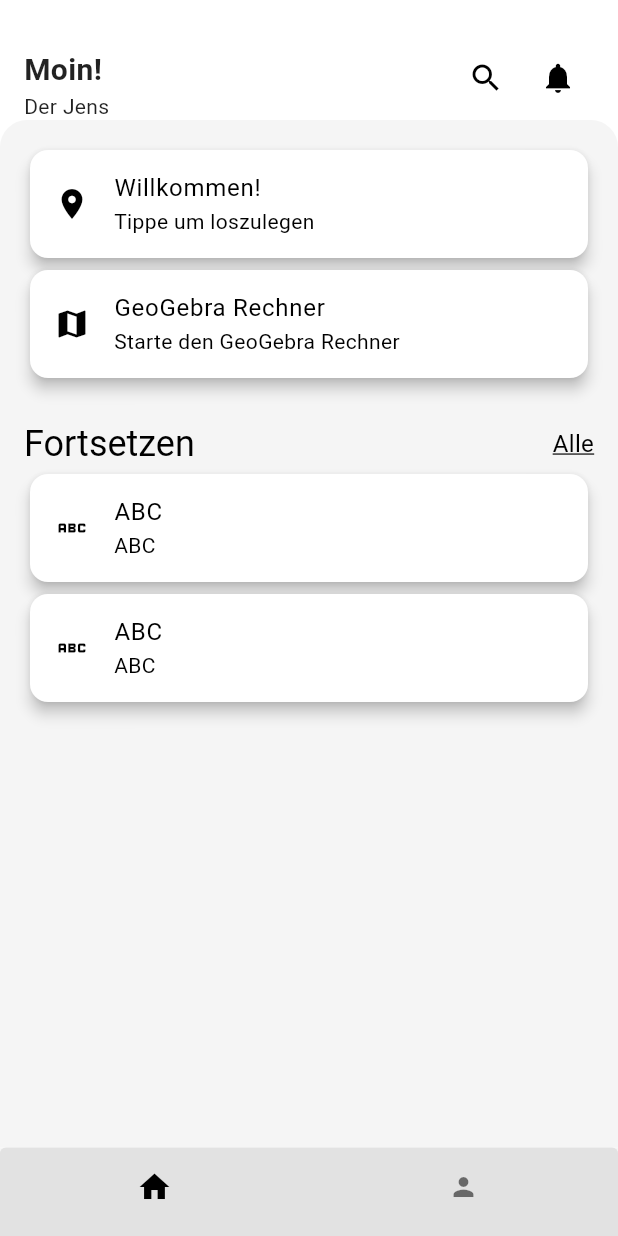
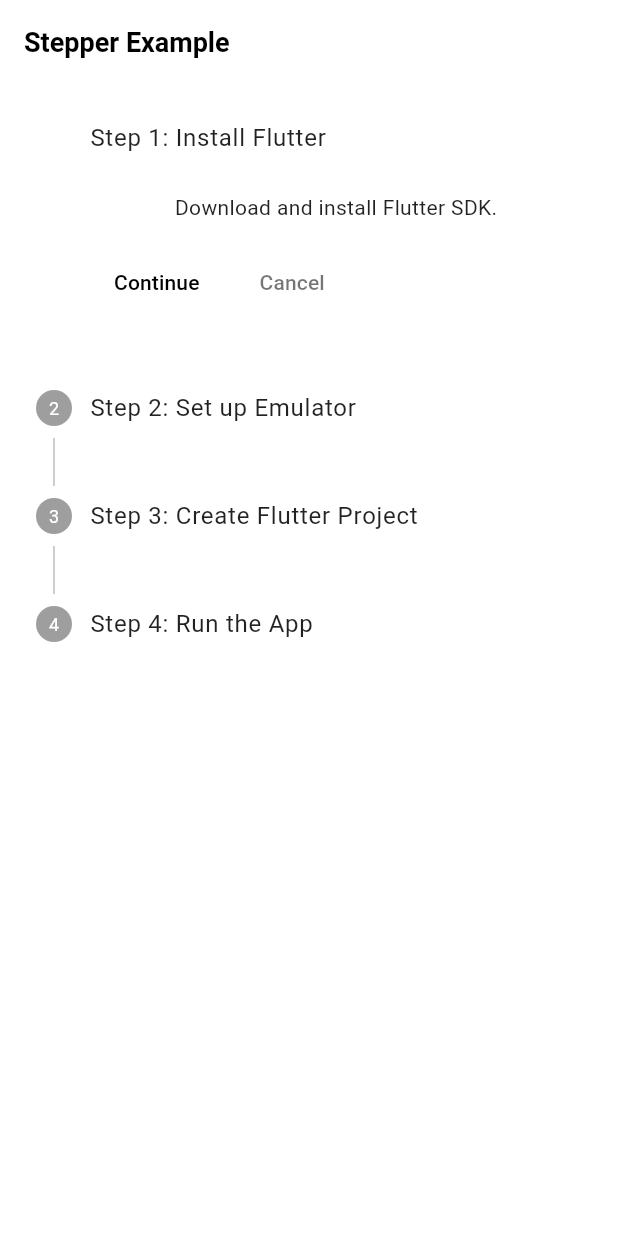
Before and after one commit to Theodor-Litt-Schule-Neumunster/geozebra, a Flutter app: the screen it shows after launch, on a phone screen of 412 x 824 dp. Run offline on Flutter 3.47's test engine with Material 3 defaults, Android fonts, the phone set to English and light mode, and no system bars; our stand-ins replace shared_preferences, webview_flutter.

Commit message:
Add StepperExample screen for guided setup process

```diff
--- a/lib/main.dart
+++ b/lib/main.dart
@@ -3,6 +3,7 @@ import 'package:provider/provider.dart';
 import 'package:geozebra_app/screens/home_screen.dart';
 import 'package:geozebra_app/providers/settings_provider.dart';
 import 'package:geozebra_app/services/settings_service.dart';
+import "package:geozebra_app/screens/test.dart";
 
 void main() async {
   WidgetsFlutterBinding.ensureInitialized();
@@ -26,7 +27,7 @@ class MyApp extends StatelessWidget {
             title: "GeoZebra",
             debugShowCheckedModeBanner: false,
             theme: themeProvider.theme,
-            home: const HomeScreen(),
+            home: StepperExample(),
           );
         },
       ),
--- /dev/null
+++ b/lib/screens/test.dart
@@ -0,0 +1,61 @@
+import 'package:flutter/material.dart';
+
+class StepperExample extends StatefulWidget {
+  @override
+  _StepperExampleState createState() => _StepperExampleState();
+}
+
+class _StepperExampleState extends State<StepperExample> {
+  int _currentStep = 0;
+
+  @override
+  Widget build(BuildContext context) {
+    return Scaffold(
+      appBar: AppBar(title: const Text('Stepper Example')),
+      body: Stepper(
+        type: StepperType.vertical, // Can be StepperType.horizontal too
+        currentStep: _currentStep,
+        onStepContinue: () {
+          if (_currentStep < 3) { // Change 3 to the number of steps you have
+            setState(() {
+              _currentStep += 1;
+            });
+          }
+        },
+        onStepCancel: () {
+          if (_currentStep > 0) {
+            setState(() {
+              _currentStep -= 1;
+            });
+          }
+        },
+        steps: [
+          Step(
+            title: const Text('Step 1: Install Flutter'),
+            content: const Text('Download and install Flutter SDK.'),
+            isActive: _currentStep >= 0,
+            state: _currentStep > 0 ? StepState.complete : StepState.indexed,
+          ),
+          Step(
+            title: const Text('Step 2: Set up Emulator'),
+            content: const Text('Install and configure an emulator or a real device.'),
+            isActive: _currentStep >= 1,
+            state: _currentStep > 1 ? StepState.complete : StepState.indexed,
+          ),
+          Step(
+            title: const Text('Step 3: Create Flutter Project'),
+            content: const Text('Run `flutter create my_project` in your terminal.'),
+            isActive: _currentStep >= 2,
+            state: _currentStep > 2 ? StepState.complete : StepState.indexed,
+          ),
+          Step(
+            title: const Text('Step 4: Run the App'),
+            content: const Text('Use `flutter run` to launch your application.'),
+            isActive: _currentStep >= 3,
+            state: _currentStep > 3 ? StepState.complete : StepState.indexed,
+          ),
+        ],
+      ),
+    );
+  }
+}
```
